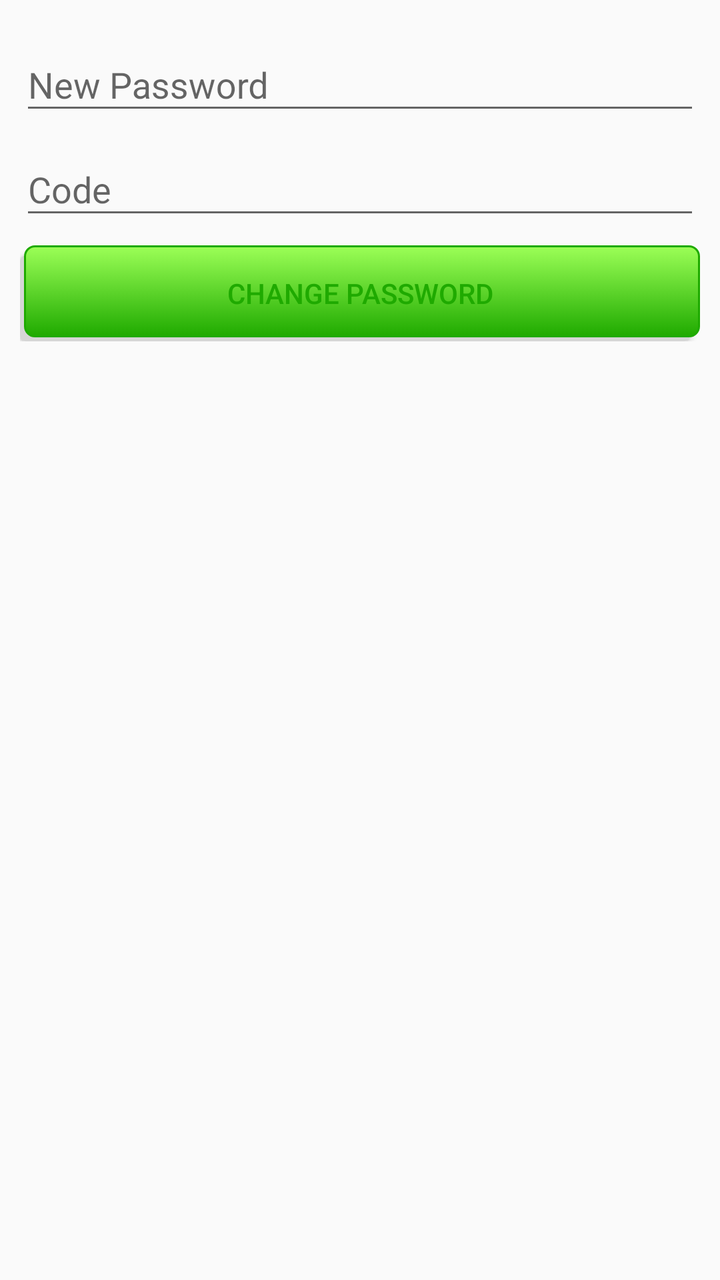
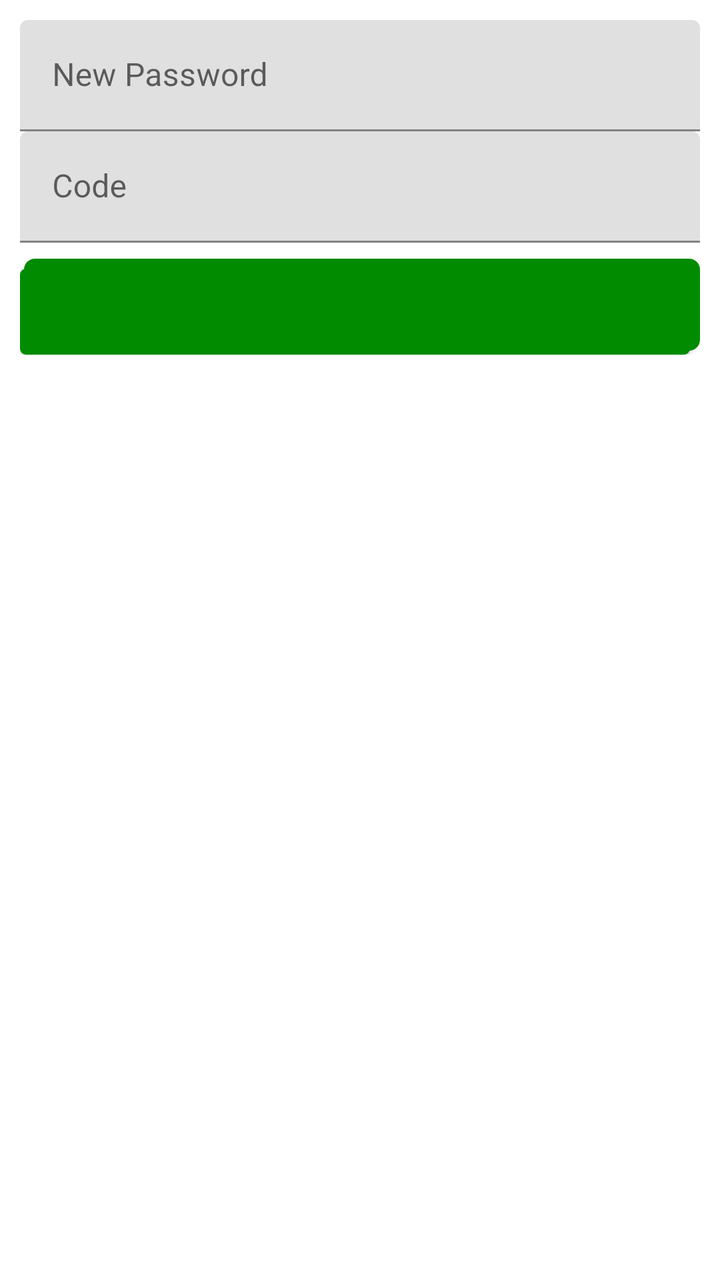

The first picture is an Android layout as it rendered before a commit; the second is the same layout after the commit. The layout source and the unified diff follow.
<!-- AndroidManifest.xml: application theme AppTheme -->
<!-- res/layout/activity_forgot_password.xml -->
<?xml version="1.0" encoding="utf-8"?>
<android.support.constraint.ConstraintLayout xmlns:android="http://schemas.android.com/apk/res/android"
    xmlns:app="http://schemas.android.com/apk/res-auto"
    xmlns:tools="http://schemas.android.com/tools"
    android:layout_width="match_parent"
    android:layout_height="match_parent"
    tools:context=".auth.ForgotPasswordActivity">
    <LinearLayout
        android:layout_width="match_parent"
        android:layout_margin="10dp"
        android:layout_height="wrap_content"
        android:layout_marginTop="16dp"
        android:orientation="vertical"
        app:layout_constraintEnd_toEndOf="parent"
        app:layout_constraintStart_toStartOf="parent"
        app:layout_constraintTop_toTopOf="parent">
        <android.support.design.widget.TextInputLayout
            android:layout_width="match_parent"
            android:layout_height="wrap_content">
            <EditText
                android:id="@+id/txt_forget_password_email"
                android:layout_width="match_parent"
                android:layout_height="wrap_content"
                android:ems="10"
                android:hint="New Password"
                android:inputType="textEmailAddress" />
        </android.support.design.widget.TextInputLayout>
        <android.support.design.widget.TextInputLayout
            android:layout_width="match_parent"
            android:layout_height="wrap_content">
        <EditText
                android:hint="Code"
                android:id="@+id/txt_confirmation_code"
                android:layout_width="match_parent"
                android:layout_height="wrap_content"
                android:ems="10"
                android:inputType="number"
            />
        </android.support.design.widget.TextInputLayout>

        <Button
            android:id="@+id/btn_send_forgot_password"
            android:layout_width="match_parent"
            android:layout_height="wrap_content"
            android:layout_gravity="center_horizontal"
            android:layout_marginTop="8dp"
            android:background="@drawable/button_bg"
            android:text="Change Password"
            android:textColor="@color/colorPrimary" />
    </LinearLayout>
</android.support.constraint.ConstraintLayout>
<!-- resources referenced by this layout -->
<resources>
  <color name="colorPrimary">#1faa00</color>
  <!-- drawable button_bg (drawable) -->
  <selector xmlns:android="http://schemas.android.com/apk/res/android">
      <item>
          <layer-list>
              <item android:right="5dp" android:top="5dp">
                  <shape>
                      <corners android:radius="3dp" />
                      <solid android:color="#D6D6D6" />
                  </shape>
              </item>
              <item android:bottom="2dp" android:left="2dp">
                  <shape>
                      <gradient android:angle="270"
                          android:endColor="#1faa00" android:startColor="#9cff57" />
                      <stroke android:width="1dp" android:color="#1faa00" />
                      <corners android:radius="5dp" />
                      <padding android:bottom="10dp" android:left="10dp"
                          android:right="10dp" android:top="10dp" />
                  </shape>
              </item>
          </layer-list>
      </item>
  </selector>
  <style name="AppTheme" parent="Theme.AppCompat.Light.DarkActionBar">
          
          <item name="colorPrimary">@color/colorPrimary</item>
          <item name="colorPrimaryDark">@color/colorPrimaryDark</item>
          <item name="colorAccent">@color/colorAccent</item>
      </style>
  <color name="colorPrimaryDark">#1faa00</color>
  <color name="colorAccent">#616161</color>
</resources>

<!-- the commit's change to res/layout/activity_forgot_password.xml (unified diff, before → after) -->
@@ -1,5 +1,5 @@
 <?xml version="1.0" encoding="utf-8"?>
-<android.support.constraint.ConstraintLayout xmlns:android="http://schemas.android.com/apk/res/android"
+<androidx.constraintlayout.widget.ConstraintLayout xmlns:android="http://schemas.android.com/apk/res/android"
     xmlns:app="http://schemas.android.com/apk/res-auto"
     xmlns:tools="http://schemas.android.com/tools"
     android:layout_width="match_parent"
@@ -14,7 +14,7 @@
         app:layout_constraintEnd_toEndOf="parent"
         app:layout_constraintStart_toStartOf="parent"
         app:layout_constraintTop_toTopOf="parent">
-        <android.support.design.widget.TextInputLayout
+        <com.google.android.material.textfield.TextInputLayout
             android:layout_width="match_parent"
             android:layout_height="wrap_content">
             <EditText
@@ -24,8 +24,8 @@
                 android:ems="10"
                 android:hint="New Password"
                 android:inputType="textEmailAddress" />
-        </android.support.design.widget.TextInputLayout>
-        <android.support.design.widget.TextInputLayout
+        </com.google.android.material.textfield.TextInputLayout>
+        <com.google.android.material.textfield.TextInputLayout
             android:layout_width="match_parent"
             android:layout_height="wrap_content">
         <EditText
@@ -36,7 +36,7 @@
                 android:ems="10"
                 android:inputType="number"
             />
-        </android.support.design.widget.TextInputLayout>
+        </com.google.android.material.textfield.TextInputLayout>
 
         <Button
             android:id="@+id/btn_send_forgot_password"
@@ -48,4 +48,4 @@
             android:text="Change Password"
             android:textColor="@color/colorPrimary" />
     </LinearLayout>
-</android.support.constraint.ConstraintLayout>
+</androidx.constraintlayout.widget.ConstraintLayout>
<!-- resource entries referenced after the edit -->
@@ -1,6 +1,6 @@
 <!-- resources referenced by this layout -->
 <resources>
-  <color name="colorPrimary">#1faa00</color>
+  <color name="colorPrimary">#008b00</color>
   <!-- drawable button_bg (drawable) -->
   <selector xmlns:android="http://schemas.android.com/apk/res/android">
       <item>
@@ -24,13 +24,14 @@
           </layer-list>
       </item>
   </selector>
-  <style name="AppTheme" parent="Theme.AppCompat.Light.DarkActionBar">
+  <style name="AppTheme" parent="Theme.MaterialComponents.Light">
           
           <item name="colorPrimary">@color/colorPrimary</item>
           <item name="colorPrimaryDark">@color/colorPrimaryDark</item>
           <item name="colorAccent">@color/colorAccent</item>
+          <item name="statusBarBackground">@color/colorAccent</item>
       </style>
-  <color name="colorPrimaryDark">#1faa00</color>
-  <color name="colorAccent">#616161</color>
+  <color name="colorPrimaryDark">#00b248</color>
+  <color name="colorAccent">#008b00</color>
 </resources>
 
